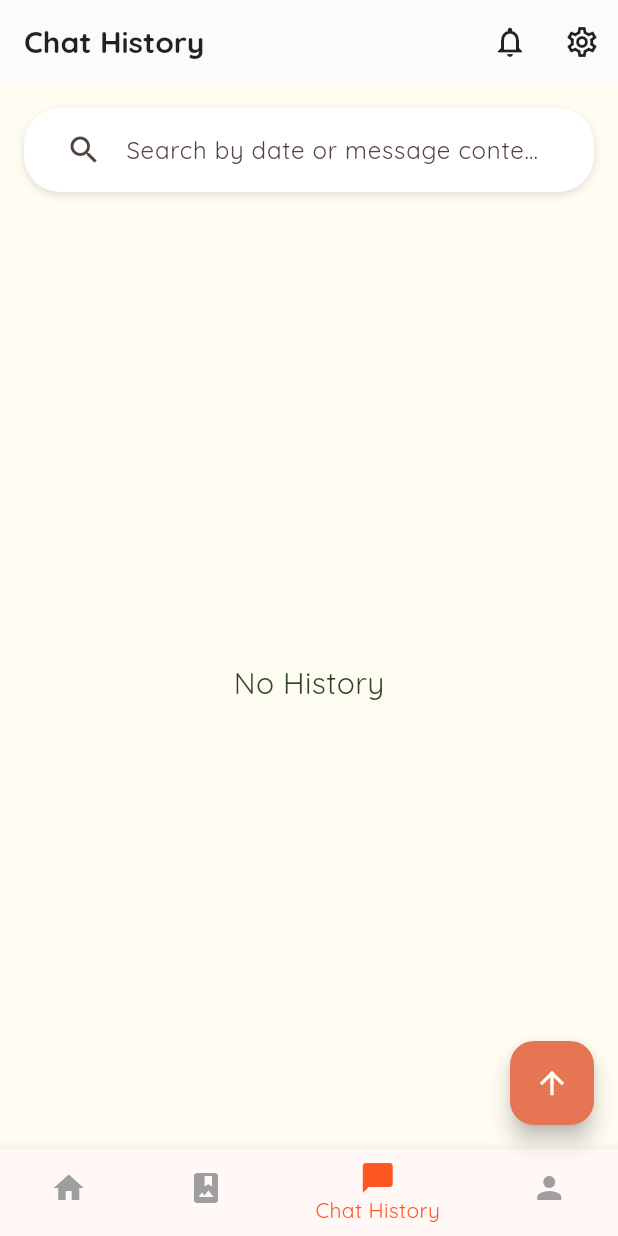
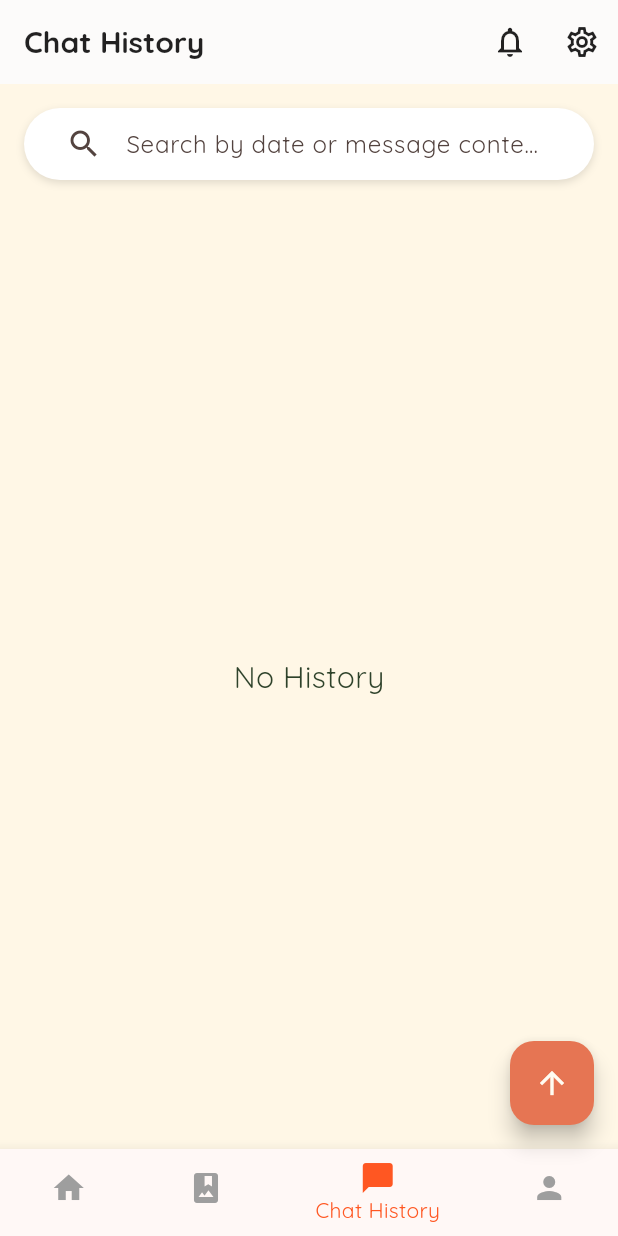
Before and after one commit to rla-suedeng/RECall, a Flutter app: the ChatHistoryPage screen opened by its route, on a phone screen of 412 x 824 dp. Run offline on Flutter 3.47's test engine with Material 3 defaults, Android fonts, the phone set to English and light mode, and no system bars; our stand-ins replace cached_network_image, dio, firebase_auth, firebase_core, firebase_storage, flutter_dotenv and 9 more; accounts and stored records are empty; network calls fail.

Commit message:
fear: theme text 시도

```diff
--- a/frontend/lib/app/feature/album/album_page.dart
+++ b/frontend/lib/app/feature/album/album_page.dart
@@ -140,7 +140,10 @@ class _AlbumPageState extends State<AlbumPage> {
           const SizedBox(height: 12),
 
           /// 필터 드롭다운 2개
-          Padding(
+          MediaQuery(
+            data: MediaQuery.of(context)
+                .copyWith(textScaler: const TextScaler.linear(1.0)),
+            child: Padding(
               padding: const EdgeInsets.symmetric(horizontal: 16),
               child: Row(
                 children: [
@@ -245,6 +248,7 @@ class _AlbumPageState extends State<AlbumPage> {
                 ],
               ),
             ),
+          ),
 
           const SizedBox(height: 12),
 
--- a/frontend/lib/app/feature/history/chat_history_page.dart
+++ b/frontend/lib/app/feature/history/chat_history_page.dart
@@ -80,7 +80,10 @@ class _ChatHistoryPageState extends State<ChatHistoryPage> {
         body: Column(
           children: [
             // Search Bar
-            Padding(
+            MediaQuery(
+              data: MediaQuery.of(context)
+                  .copyWith(textScaler: const TextScaler.linear(1.0)),
+              child: Padding(
                 padding: const EdgeInsets.all(16.0),
                 child: Container(
                   padding: const EdgeInsets.symmetric(horizontal: 16),
@@ -105,6 +108,7 @@ class _ChatHistoryPageState extends State<ChatHistoryPage> {
                       ),
                       filled: true,
                       fillColor: Colors.white,
+                    ),
                   ),
                 ),
               ),
--- /dev/null
+++ b/frontend/lib/app/state/accessibility_settings.dart
@@ -0,0 +1,6 @@
+import 'package:flutter/material.dart';
+
+class AccessibilitySettings {
+  static final textScaleFactor = ValueNotifier<double>(1.0);
+  static final highContrast = ValueNotifier<bool>(false);
+}
--- a/frontend/lib/app/theme/colors.dart
+++ b/frontend/lib/app/theme/colors.dart
@@ -10,4 +10,7 @@ class AppColors {
 
   static const textPrimary = Color(0xFF1F2937);
   static const textSecondary = Color(0xFF2E422A);
+
+  static Color dynamicBackground(bool highContrast) =>
+      highContrast ? Colors.blueGrey : const Color(0xFFFFF7E6);
 }
--- /dev/null
+++ b/frontend/lib/app/theme/theme_service.dart
@@ -0,0 +1,61 @@
+import 'package:flutter/material.dart';
+import 'package:template/app/theme/colors.dart';
+import 'package:google_fonts/google_fonts.dart';
+
+class AppThemes {
+  static ThemeData lightTheme = ThemeData(
+    useMaterial3: true,
+    brightness: Brightness.light,
+    scaffoldBackgroundColor: AppColors.dynamicBackground(false),
+    primaryColor: AppColors.primary,
+    colorScheme: ColorScheme.fromSeed(seedColor: AppColors.primary),
+    textTheme: GoogleFonts.quicksandTextTheme(),
+    appBarTheme: const AppBarTheme(
+      backgroundColor: Colors.transparent,
+      elevation: 0,
+      foregroundColor: AppColors.textPrimary,
+    ),
+    iconTheme: const IconThemeData(color: AppColors.textPrimary),
+    inputDecorationTheme: InputDecorationTheme(
+      fillColor: Colors.white,
+      filled: true,
+      contentPadding: const EdgeInsets.symmetric(horizontal: 16, vertical: 12),
+      border: OutlineInputBorder(
+        borderRadius: BorderRadius.circular(24),
+        borderSide: const BorderSide(color: Colors.black12),
+      ),
+    ),
+  );
+
+  static ThemeData highContrastTheme = ThemeData(
+    useMaterial3: true,
+    brightness: Brightness.dark,
+    scaffoldBackgroundColor: AppColors.dynamicBackground(true),
+    primaryColor: AppColors.secondary,
+    colorScheme: const ColorScheme.dark(
+      primary: AppColors.secondary,
+      secondary: AppColors.softYellow,
+    ),
+    textTheme: GoogleFonts.quicksandTextTheme(
+      ThemeData.dark().textTheme.apply(
+            bodyColor: Colors.black,
+            displayColor: Colors.black,
+          ),
+    ),
+    appBarTheme: const AppBarTheme(
+      backgroundColor: AppColors.secondary,
+      elevation: 0,
+      foregroundColor: Colors.white,
+    ),
+    iconTheme: const IconThemeData(color: Colors.white),
+    inputDecorationTheme: InputDecorationTheme(
+      fillColor: Colors.grey[850],
+      filled: true,
+      contentPadding: const EdgeInsets.symmetric(horizontal: 16, vertical: 12),
+      border: OutlineInputBorder(
+        borderRadius: BorderRadius.circular(24),
+        borderSide: const BorderSide(color: Colors.white54),
+      ),
+    ),
+  );
+}
```
Also changed, not shown: frontend/lib/app/feature/home/home_page.dart (+68 -19 lines), frontend/lib/app/feature/user/profile_page.dart (+28 -10 lines), frontend/lib/main.dart (+22 -7 lines). Lines whose indentation alone changed are shown as unchanged.
